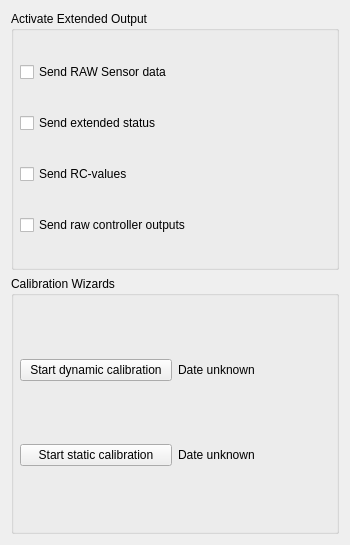
Before: the Qt Designer form src/ui/QGCSensorSettingsWidget.ui in mavlink/qgroundcontrol, drawn with Qt 5.
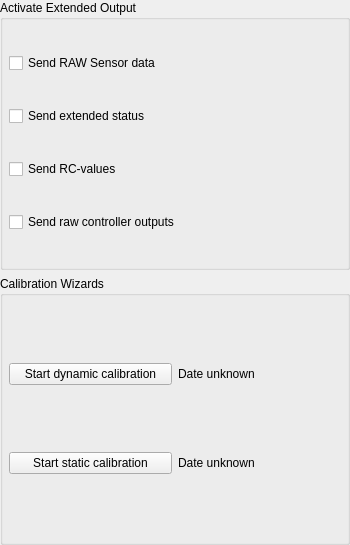
After: the same form once the commit is applied.

Commit message: Finished communication settings widget

The edit to the form file:
```diff
--- a/src/ui/QGCSensorSettingsWidget.ui
+++ b/src/ui/QGCSensorSettingsWidget.ui
@@ -14,6 +14,9 @@
    <string>Form</string>
   </property>
   <layout class="QGridLayout" name="gridLayout_4">
+   <property name="margin">
+    <number>0</number>
+   </property>
    <item row="0" column="0">
     <widget class="QGroupBox" name="groupBox">
      <property name="title">
```
The commit also changes 1 other file.
